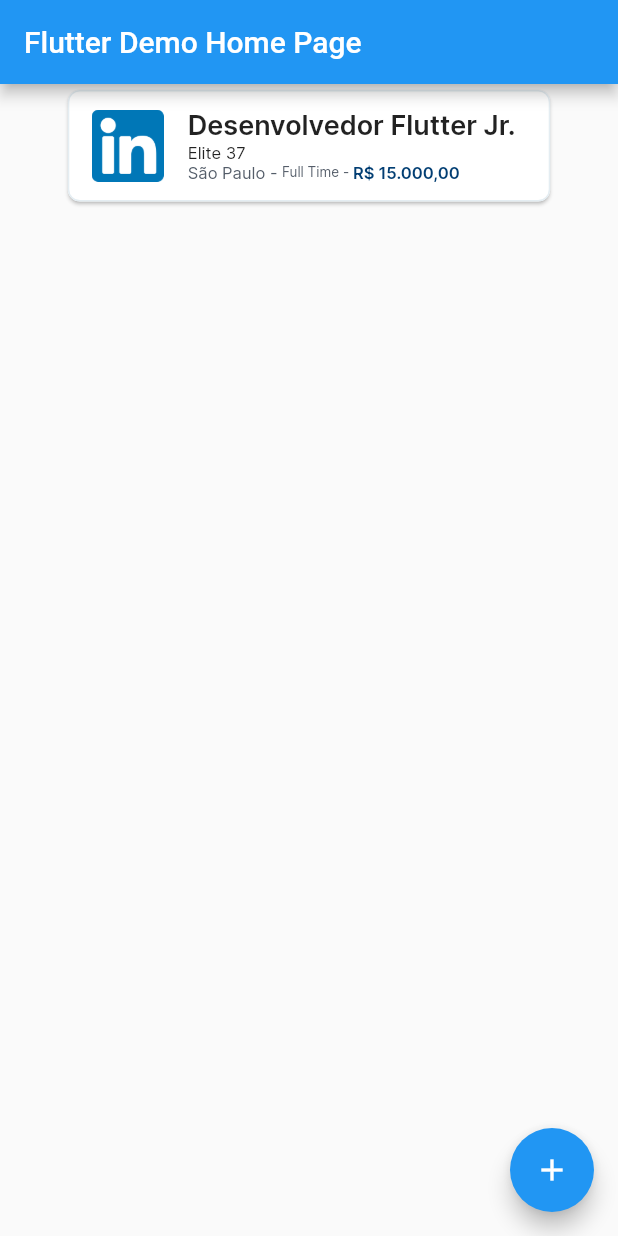
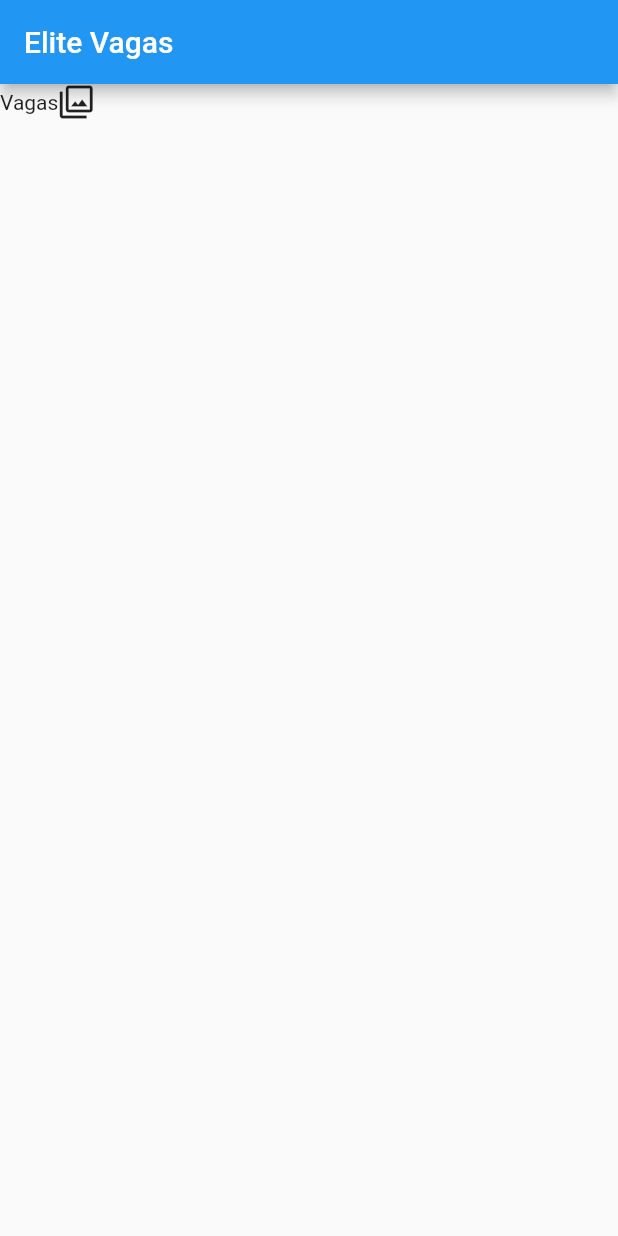
Before and after one commit to elite37oficial/VAGAS_FLUTTER_MOBILE, a Flutter app: the screen it shows after launch, on a phone screen of 412 x 824 dp. Run offline on Flutter 3.47's test engine with Material 2 defaults, Android fonts, the light colour scheme and no system bars; Roboto replaces fonts that are missing (Inter).

Commit message:
ajustado arquivo main, refatorado com my_app e adicionado card e home views

```diff
--- a/lib/main.dart
+++ b/lib/main.dart
@@ -1,71 +1,6 @@
 import 'package:flutter/material.dart';
-
-import 'package:vagas_flutter_mobile/src/components/card_widget.dart';
-import 'package:vagas_flutter_mobile/core/ui/styles/app_colors.dart';
-import 'package:vagas_flutter_mobile/core/ui/styles/text_styles.dart';
-
+import 'package:vagas_flutter_mobile/my_app.dart';
 
 void main() {
   runApp(const MyApp());
 }
-
-class MyApp extends StatelessWidget {
-  const MyApp({super.key});
-
-  @override
-  Widget build(BuildContext context) {
-    return MaterialApp(
-      title: 'Flutter Demo',
-      theme: ThemeData(
-        primarySwatch: Colors.blue,
-      ),
-      home: const MyHomePage(title: 'Flutter Demo Home Page'),
-    );
-  }
-}
-
-class MyHomePage extends StatefulWidget {
-  const MyHomePage({super.key, required this.title});
-
-  final String title;
-
-  @override
-  State<MyHomePage> createState() => _MyHomePageState();
-}
-
-class _MyHomePageState extends State<MyHomePage> {
-  int _counter = 0;
-
-  void _incrementCounter() {
-    setState(() {
-      _counter++;
-    });
-  }
-
-  @override
-  Widget build(BuildContext context) {
-    return Scaffold(
-      appBar: AppBar(
-        title: Text(widget.title),
-      ),
-      body: Center(
-        child: Column(children: [
-          VagasCard(
-            jobOportunity: "Desenvolvedor Flutter Jr.",
-            company: "Elite 37",
-            city: "São Paulo",
-            jobType: "Full Time",
-            value: "15.000,00",
-            path: 'assets/images/linkedin.png',
-          )
-        ]),
-
-      ),
-      floatingActionButton: FloatingActionButton(
-        onPressed: _incrementCounter,
-        tooltip: 'Increment',
-        child: const Icon(Icons.add),
-      ),
-    );
-  }
-}
--- /dev/null
+++ b/lib/my_app.dart
@@ -0,0 +1,17 @@
+import 'package:flutter/material.dart';
+import 'package:flutter/src/widgets/framework.dart';
+import 'package:flutter/src/widgets/placeholder.dart';
+import 'package:vagas_flutter_mobile/views/home/home_view.dart';
+
+class MyApp extends StatelessWidget {
+  const MyApp({super.key});
+
+  @override
+  Widget build(BuildContext context) {
+    return const MaterialApp(
+      debugShowCheckedModeBanner: false,
+      title: 'Elite-37',
+      home: HomeView(),
+    );
+  }
+}
--- /dev/null
+++ b/lib/views/home/home_view.dart
@@ -0,0 +1,30 @@
+import 'package:flutter/material.dart';
+
+class HomeView extends StatefulWidget {
+  const HomeView({super.key});
+
+  @override
+  State<HomeView> createState() => _HomeViewState();
+}
+
+class _HomeViewState extends State<HomeView> {
+  @override
+  Widget build(BuildContext context) {
+    return SafeArea(
+      child: Scaffold(
+          appBar: AppBar(
+            title: const Text("Elite Vagas"),
+          ),
+          body: Column(
+            children: [
+              Row(
+                children: [
+                  Text("Vagas"),
+                  Icon(Icons.filter),
+                ],
+              ),
+            ],
+          )),
+    );
+  }
+}
```
Also changed, not shown: lib/views/Card/card_widget.dart (renamed from lib/src/components/card_widget.dart), lib/views/test.dart (deleted), 3 other files.
